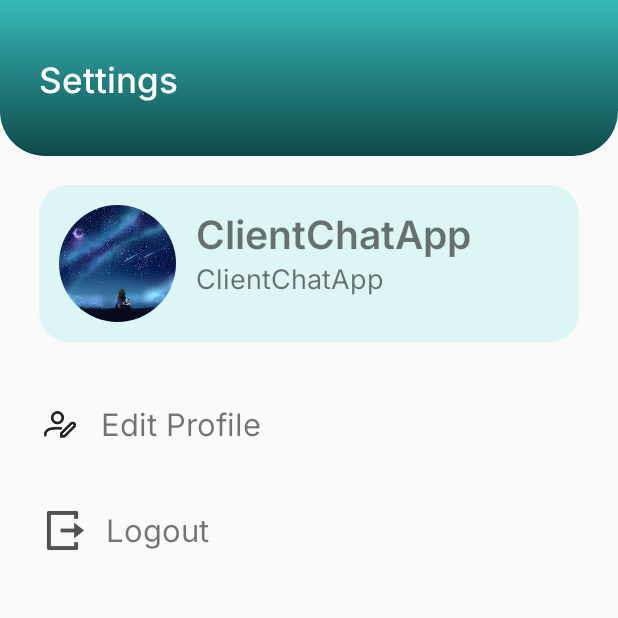
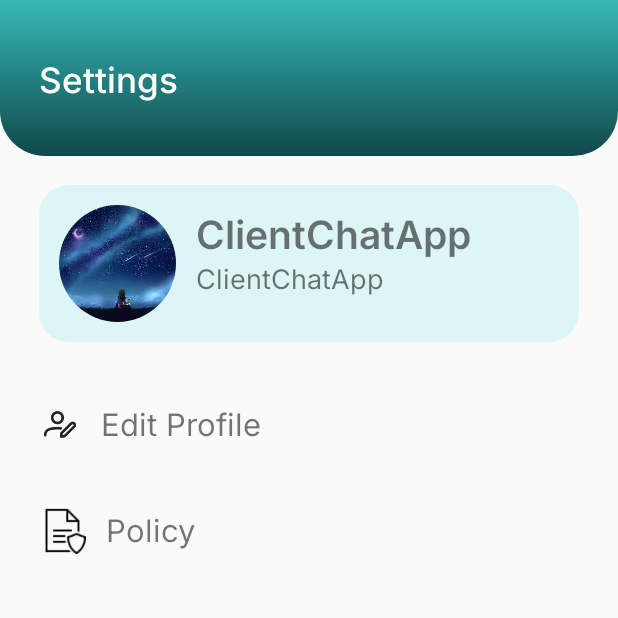
Before and after one commit to Nta3108/Chat-App, an Android app: the fragment SettingFragment placed in its activity, on a phone screen of 412 x 824 dp, the top half of it. Run offline under Robolectric (Android 15) with nearby library versions, the phone set to English and light mode, and no system bars; our stand-ins replace CircleImageView, sdp/ssp sizes; pictures from the network do not load; 1 statement that could not run was skipped.

Commit message:
update setting

```diff
--- a/ClientChatApp/app/src/main/res/layout/fragment_setting.xml
+++ b/ClientChatApp/app/src/main/res/layout/fragment_setting.xml
@@ -101,15 +101,15 @@
             android:layout_width="@dimen/_24sdp"
             android:layout_height="@dimen/_24sdp"
             android:layout_marginStart="@dimen/_20sdp"
-            android:src="@drawable/icon_logout" />
+            android:src="@drawable/icon_policy" />
 
         <TextView
-            android:id="@+id/btnLogout"
+            android:id="@+id/btnPolicy"
             android:layout_width="wrap_content"
             android:layout_height="wrap_content"
             android:layout_marginStart="@dimen/_10sdp"
             android:fontFamily="@font/inter"
-            android:text="@string/logout"
+            android:text="@string/policy"
             android:textSize="@dimen/_16ssp" />
 
     </LinearLayout>
--- a/ClientChatApp/app/src/main/res/values/strings.xml
+++ b/ClientChatApp/app/src/main/res/values/strings.xml
@@ -28,5 +28,6 @@
     <string name="contacts">Contacts</string>
     <string name="search_by_name">Search by name</string>
     <string name="chats">Chats</string>
+    <string name="policy">Policy</string>
 
 </resources>
```
Also changed, not shown: ClientChatApp/app/src/main/java/com/example/clientchatapp/fragment/home/SettingFragment.kt (+9 -0 lines), ClientChatApp/app/src/main/res/drawable/icon_policy.png (added).
